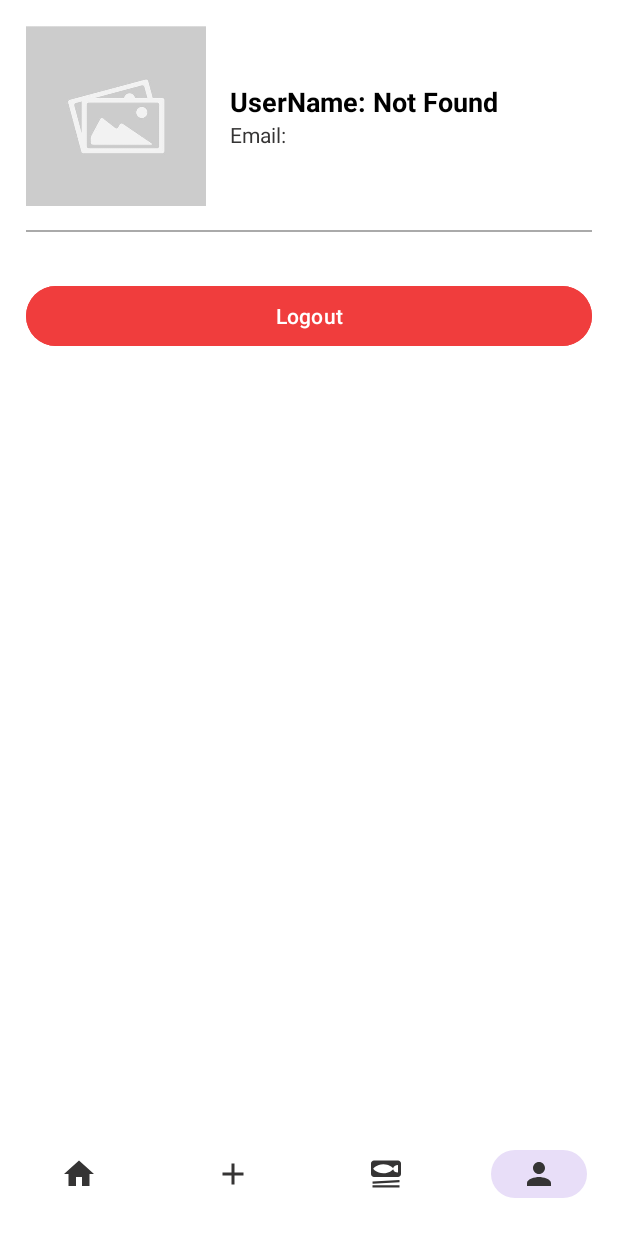
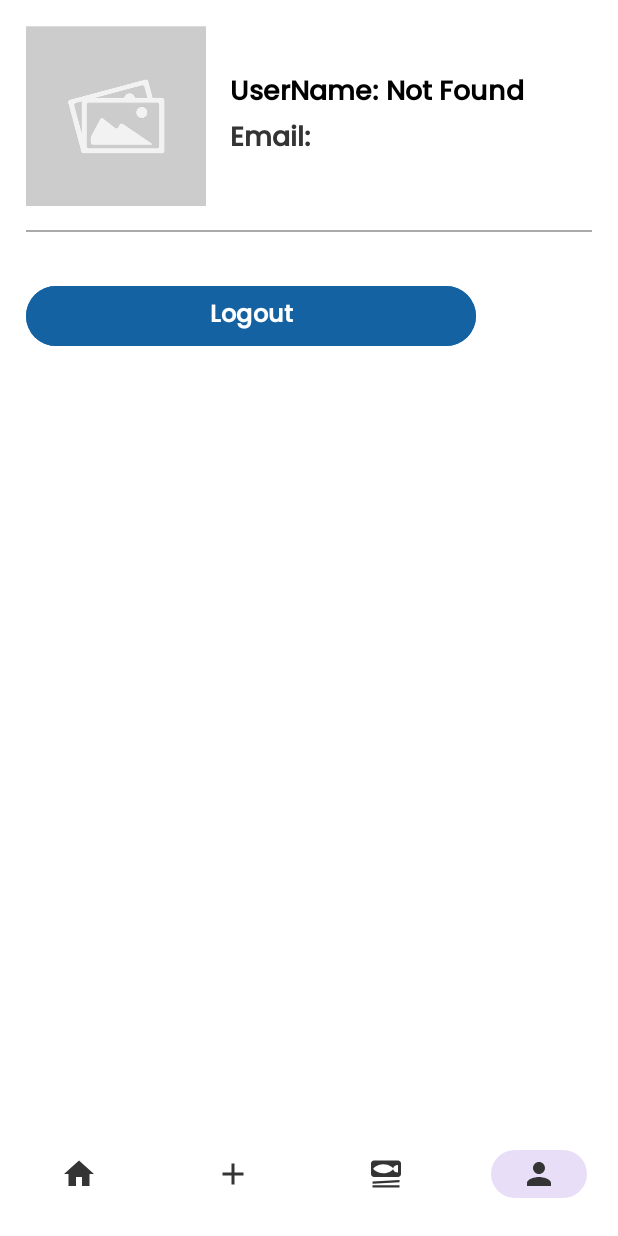
Before and after one commit to anish2500/RecipeFinder, an Android app: the HomeFragment screen opened directly, with no data from a screen before it, item 4 of the bottom bar chosen, on a phone screen of 412 x 824 dp. Run offline under Robolectric (Android 15) with nearby library versions, the phone set to English and light mode, and no system bars; our stand-ins replace Firebase (no records; nobody signed in at launch, a user with empty details on screens opened directly).

Commit message:
final commits

```diff
--- a/app/src/main/res/layout/activity_add_recipe.xml
+++ b/app/src/main/res/layout/activity_add_recipe.xml
@@ -44,7 +44,7 @@
         android:backgroundTint="@color/lightwhite"
         android:background="@drawable/drawable_border"
         android:fontFamily="@font/poppins"
-        android:layout_height="35dp"
+        android:layout_height="55dp"
         android:layout_marginBottom="10dp"
 
         android:paddingStart="20dp"
@@ -60,7 +60,7 @@
         android:backgroundTint="@color/lightwhite"
         android:background="@drawable/drawable_border"
         android:fontFamily="@font/poppins"
-        android:layout_height="35dp"
+        android:layout_height="75dp"
         android:layout_marginBottom="10dp"
         android:layout_width="300dp"
         android:paddingTop="5dp"
@@ -74,7 +74,7 @@
         android:backgroundTint="@color/lightwhite"
         android:background="@drawable/drawable_border"
         android:fontFamily="@font/poppins"
-        android:layout_height="35dp"
+        android:layout_height="105dp"
         android:layout_marginBottom="10dp"
 
         android:paddingTop="5dp"
--- a/app/src/main/res/layout/activity_view_recipe.xml
+++ b/app/src/main/res/layout/activity_view_recipe.xml
@@ -46,7 +46,7 @@
         android:layout_marginBottom="10dp"
         android:id="@+id/recipeDesc"
         android:layout_width="300dp"
-        android:layout_height="40dp"
+        android:layout_height="45dp"
         android:textSize="16sp"
 
         android:maxLines="3"
@@ -65,7 +65,7 @@
         android:fontFamily="@font/poppins"
         android:layout_marginBottom="10dp"
         android:layout_width="300dp"
-        android:layout_height="40dp"
+        android:layout_height="75dp"
         android:textSize="16sp"
 
         android:focusable="false"
@@ -85,7 +85,7 @@
         android:fontFamily="@font/poppins"
         android:layout_marginBottom="20dp"
         android:layout_width="300dp"
-        android:layout_height="40dp"
+        android:layout_height="105dp"
         android:textSize="16sp"
 
         android:focusable="false"
--- a/app/src/main/res/layout/fragment_add.xml
+++ b/app/src/main/res/layout/fragment_add.xml
@@ -4,7 +4,7 @@
     xmlns:tools="http://schemas.android.com/tools"
     android:layout_width="match_parent"
     android:layout_height="match_parent"
-    android:background="#7E7E7E"
+    android:background="@color/white"
     tools:context=".ui.fragment.AddFragment">
 
     <!-- Search Bar -->
@@ -14,7 +14,7 @@
         android:layout_height="wrap_content"
         android:layout_margin="16dp"
 
-        android:backgroundTint="#595959"
+        android:backgroundTint="@color/lightwhite"
         android:background="@drawable/drawable_border"
         android:hint="Search Recipes...."
 
--- a/app/src/main/res/layout/fragment_profile.xml
+++ b/app/src/main/res/layout/fragment_profile.xml
@@ -3,6 +3,7 @@
     xmlns:tools="http://schemas.android.com/tools"
     android:layout_width="match_parent"
     android:layout_height="match_parent"
+    android:background="@color/white"
     tools:context=".ui.fragment.ProfileFragment">
 
     <!-- Main container -->
@@ -40,7 +41,8 @@
                     android:id="@+id/userFirstNameTextView"
                     android:layout_width="wrap_content"
                     android:layout_height="wrap_content"
-                    android:text="UserName: "
+                    android:text="Username: "
+                    android:fontFamily="@font/poppins"
                     android:textSize="18sp"
                     android:textStyle="bold"
                     android:textColor="@color/black"/>
@@ -49,8 +51,10 @@
                     android:id="@+id/userEmailTextView"
                     android:layout_width="wrap_content"
                     android:layout_height="wrap_content"
+                    android:textStyle="bold"
+                    android:fontFamily="@font/poppins"
                     android:text="Email:"
-                    android:textSize="14sp"
+                    android:textSize="18sp"
                     android:textColor="@color/gray" />
             </LinearLayout>
         </LinearLayout>
@@ -68,11 +72,14 @@
         <!-- Logout Button -->
         <Button
             android:id="@+id/logoutButton"
-            android:layout_width="match_parent"
+            android:layout_width="300dp"
             android:layout_height="48dp"
             android:text="Logout"
+            android:fontFamily="@font/poppins"
+            android:textStyle="bold"
+            android:textSize="16sp"
             android:textColor="@android:color/white"
-            android:backgroundTint="@color/red"
+            android:backgroundTint="@color/blue"
             android:layout_marginTop="32dp"/>
     </LinearLayout>
 
```
Also changed, not shown: app/src/main/AndroidManifest.xml (+12 -49 lines), app/src/main/res/layout/activity_update_recipe.xml (+5 -5 lines), app/src/main/res/layout/fragment_home.xml (+4 -4 lines).
